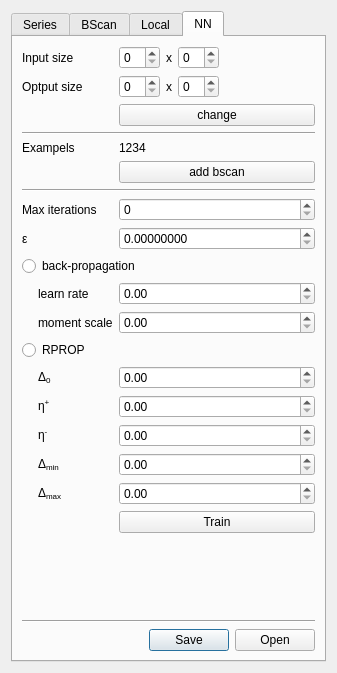
Old version of the form ui/marker_segmentation.ui in the repository neurodial/OCT-Marker.
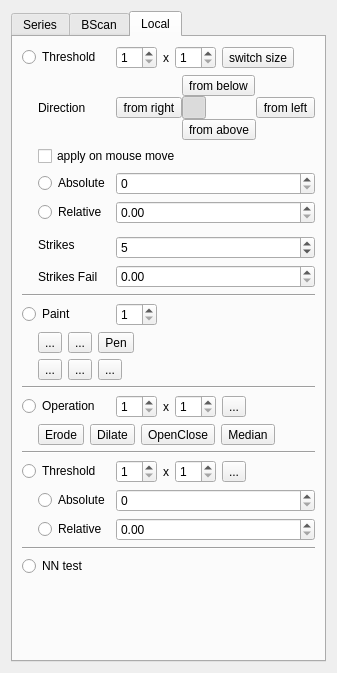
New version of the form. Icons and pictures are not drawn.

Diff of the .ui file:
```diff
--- a/ui/marker_segmentation.ui
+++ b/ui/marker_segmentation.ui
@@ -17,7 +17,7 @@
    <item>
     <widget class="QTabWidget" name="tabWidget">
      <property name="currentIndex">
-      <number>3</number>
+      <number>2</number>
      </property>
      <widget class="QWidget" name="seriesTab">
       <attribute name="title">
@@ -1084,70 +1084,7 @@
          </property>
         </widget>
        </item>
-       <item row="25" column="2">
-        <layout class="QHBoxLayout" name="horizontalLayout_51">
-         <item>
-          <widget class="QPushButton" name="buttonLocalNNApply">
-           <property name="text">
-            <string>Apply</string>
-           </property>
-           <property name="checkable">
-            <bool>true</bool>
-           </property>
-          </widget>
-         </item>
-         <item>
-          <widget class="QPushButton" name="buttonLocalNNLearn">
-           <property name="enabled">
-            <bool>false</bool>
-           </property>
-           <property name="text">
-            <string>Learn</string>
-           </property>
-           <property name="checkable">
-            <bool>true</bool>
-           </property>
-           <property name="checked">
-            <bool>false</bool>
-           </property>
-          </widget>
-         </item>
-        </layout>
-       </item>
-       <item row="26" column="2">
-        <layout class="QHBoxLayout" name="horizontalLayout_7">
-         <item>
-          <widget class="QToolButton" name="buttonLocalNNLearnBScan">
-           <property name="text">
-            <string>L</string>
-           </property>
-          </widget>
-         </item>
-         <item>
-          <widget class="QToolButton" name="buttonLocalNNSave">
-           <property name="text">
-            <string>10</string>
-           </property>
-           <property name="icon">
-            <iconset theme="document-save" resource="../application.qrc">
-             <normaloff>:/icons/disk.png</normaloff>:/icons/disk.png</iconset>
-           </property>
-          </widget>
-         </item>
-         <item>
-          <widget class="QToolButton" name="buttonLocalNNLoad">
-           <property name="text">
-            <string>...</string>
-           </property>
-           <property name="icon">
-            <iconset theme="document-open" resource="../application.qrc">
-             <normaloff>:/icons/folder.png</normaloff>:/icons/folder.png</iconset>
-           </property>
-          </widget>
-         </item>
-        </layout>
-       </item>
-       <item row="27" column="1">
+       <item row="26" column="1">
         <spacer name="verticalSpacer_3">
          <property name="orientation">
           <enum>Qt::Vertical</enum>
@@ -1176,302 +1113,6 @@
        </item>
       </layout>
      </widget>
-     <widget class="QWidget" name="nnTab">
-      <attribute name="title">
-       <string>NN</string>
-      </attribute>
-      <layout class="QGridLayout" name="gridLayout_9">
-       <item row="7" column="0" colspan="3">
-        <widget class="Line" name="line_6">
-         <property name="orientation">
-          <enum>Qt::Horizontal</enum>
-         </property>
-        </widget>
-       </item>
-       <item row="25" column="0" colspan="3">
-        <widget class="Line" name="line_7">
-         <property name="orientation">
-          <enum>Qt::Horizontal</enum>
-         </property>
-        </widget>
-       </item>
-       <item row="24" column="1">
-        <spacer name="verticalSpacer_4">
-         <property name="orientation">
-          <enum>Qt::Vertical</enum>
-         </property>
-         <property name="sizeHint" stdset="0">
-          <size>
-           <width>20</width>
-           <height>40</height>
-          </size>
-         </property>
-        </spacer>
-       </item>
-       <item row="11" column="0" colspan="2">
-        <widget class="QLabel" name="label_15">
-         <property name="text">
-          <string>ε</string>
-         </property>
-        </widget>
-       </item>
-       <item row="6" column="2">
-        <widget class="QPushButton" name="pushButton_2">
-         <property name="text">
-          <string>add bscan</string>
-         </property>
-        </widget>
-       </item>
-       <item row="26" column="1" colspan="2">
-        <widget class="QDialogButtonBox" name="buttonBox">
-         <property name="standardButtons">
-          <set>QDialogButtonBox::Open|QDialogButtonBox::Save</set>
-         </property>
-         <property name="centerButtons">
-          <bool>false</bool>
-         </property>
-        </widget>
-       </item>
-       <item row="4" column="2">
-        <widget class="QLabel" name="label_13">
-         <property name="text">
-          <string>1234</string>
-         </property>
-        </widget>
-       </item>
-       <item row="10" column="0" colspan="2">
-        <widget class="QLabel" name="label_14">
-         <property name="text">
-          <string>Max iterations</string>
-         </property>
-        </widget>
-       </item>
-       <item row="13" column="0" colspan="3">
-        <widget class="QRadioButton" name="radioButton">
-         <property name="text">
-          <string>back-propagation</string>
-         </property>
-        </widget>
-       </item>
-       <item row="22" column="2">
-        <widget class="QPushButton" name="pushButton">
-         <property name="text">
-          <string>Train</string>
-         </property>
-        </widget>
-       </item>
-       <item row="15" column="1">
-        <widget class="QLabel" name="label_17">
-         <property name="text">
-          <string>moment scale</string>
-         </property>
-        </widget>
-       </item>
-       <item row="16" column="0" colspan="3">
-        <widget class="QRadioButton" name="radioButton_2">
-         <property name="text">
-          <string>RPROP</string>
-         </property>
-        </widget>
-       </item>
-       <item row="14" column="1">
-        <widget class="QLabel" name="label_16">
-         <property name="text">
-          <string>learn rate</string>
-         </property>
-        </widget>
-       </item>
-       <item row="4" column="0" colspan="2">
-        <widget class="QLabel" name="label_12">
-         <property name="text">
-          <string>Exampels</string>
-         </property>
-        </widget>
-       </item>
-       <item row="15" column="2">
-        <widget class="QDoubleSpinBox" name="doubleSpinBox_3"/>
-       </item>
-       <item row="17" column="1">
-        <widget class="QLabel" name="label_18">
-         <property name="text">
-          <string>Δ&lt;sub&gt;0&lt;/sub&gt;</string>
-         </property>
-        </widget>
-       </item>
-       <item row="14" column="2">
-        <widget class="QDoubleSpinBox" name="doubleSpinBox_2"/>
-       </item>
-       <item row="20" column="1">
-        <widget class="QLabel" name="label_21">
-         <property name="text">
-          <string>Δ&lt;sub&gt;min&lt;/sub&gt;</string>
-         </property>
-        </widget>
-       </item>
-       <item row="10" column="2">
-        <widget class="QSpinBox" name="spinBox"/>
-       </item>
-       <item row="11" column="2">
-        <widget class="QDoubleSpinBox" name="doubleSpinBox">
-         <property name="decimals">
-          <number>8</number>
-         </property>
-         <property name="maximum">
-          <double>1.000000000000000</double>
-         </property>
-        </widget>
-       </item>
-       <item row="19" column="1">
-        <widget class="QLabel" name="label_20">
-         <property name="text">
-          <string>η&lt;sup&gt;-&lt;/sup&gt;</string>
-         </property>
-        </widget>
-       </item>
-       <item row="18" column="1">
-        <widget class="QLabel" name="label_19">
-         <property name="text">
-          <string>η&lt;sup&gt;+&lt;/sup&gt;</string>
-         </property>
-        </widget>
-       </item>
-       <item row="17" column="2">
-        <widget class="QDoubleSpinBox" name="doubleSpinBox_4"/>
-       </item>
-       <item row="21" column="1">
-        <widget class="QLabel" name="label_22">
-         <property name="text">
-          <string>Δ&lt;sub&gt;max&lt;/sub&gt;</string>
-         </property>
-        </widget>
-       </item>
-       <item row="21" column="2">
-        <widget class="QDoubleSpinBox" name="doubleSpinBox_5"/>
-       </item>
-       <item row="20" column="2">
-        <widget class="QDoubleSpinBox" name="doubleSpinBox_6"/>
-       </item>
-       <item row="18" column="2">
-        <widget class="QDoubleSpinBox" name="doubleSpinBox_7"/>
-       </item>
-       <item row="19" column="2">
-        <widget class="QDoubleSpinBox" name="doubleSpinBox_8"/>
-       </item>
-       <item row="22" column="0">
-        <widget class="QLabel" name="label_23">
-         <property name="sizePolicy">
-          <sizepolicy hsizetype="Fixed" vsizetype="Preferred">
-           <horstretch>0</horstretch>
-           <verstretch>0</verstretch>
-          </sizepolicy>
-         </property>
-         <property name="minimumSize">
-          <size>
-           <width>10</width>
-           <height>10</height>
-          </size>
-         </property>
-         <property name="baseSize">
-          <size>
-           <width>10</width>
-           <height>10</height>
-          </size>
-         </property>
-         <property name="text">
-          <string/>
-         </property>
-        </widget>
-       </item>
-       <item row="1" column="0" colspan="2">
-        <widget class="QLabel" name="label_25">
-         <property name="text">
-          <string>Optput size</string>
-         </property>
-        </widget>
-       </item>
-       <item row="2" column="2">
-        <widget class="QPushButton" name="pushButton_3">
-         <property name="text">
-          <string>change</string>
-         </property>
-        </widget>
-       </item>
-       <item row="0" column="0" colspan="2">
-        <widget class="QLabel" name="label_24">
-         <property name="text">
-          <string>Input size</string>
-         </property>
-        </widget>
-       </item>
-       <item row="3" column="0" colspan="3">
-        <widget class="Line" name="line_8">
-         <property name="orientation">
-          <enum>Qt::Horizontal</enum>
-         </property>
-        </widget>
-       </item>
-       <item row="0" column="2">
-        <layout class="QHBoxLayout" name="horizontalLayout_6">
-         <item>
-          <widget class="QSpinBox" name="spinBox_2"/>
-         </item>
-         <item>
-          <widget class="QLabel" name="label_26">
-           <property name="text">
-            <string>x</string>
-           </property>
-          </widget>
-         </item>
-         <item>
-          <widget class="QSpinBox" name="spinBox_3"/>
-         </item>
-         <item>
-          <spacer name="horizontalSpacer_12">
-           <property name="orientation">
-            <enum>Qt::Horizontal</enum>
-           </property>
-           <property name="sizeHint" stdset="0">
-            <size>
-             <width>40</width>
-             <height>20</height>
-            </size>
-           </property>
-          </spacer>
-         </item>
-        </layout>
-       </item>
-       <item row="1" column="2">
-        <layout class="QHBoxLayout" name="horizontalLayout_8">
-         <item>
-          <widget class="QSpinBox" name="spinBox_5"/>
-         </item>
-         <item>
-          <widget class="QLabel" name="label_27">
-           <property name="text">
-            <string>x</string>
-           </property>
-          </widget>
-         </item>
-         <item>
-          <widget class="QSpinBox" name="spinBox_4"/>
-         </item>
-         <item>
-          <spacer name="horizontalSpacer_13">
-           <property name="orientation">
-            <enum>Qt::Horizontal</enum>
-           </property>
-           <property name="sizeHint" stdset="0">
-            <size>
-             <width>40</width>
-             <height>20</height>
-            </size>
-           </property>
-          </spacer>
-         </item>
-        </layout>
-       </item>
-      </layout>
-     </widget>
     </widget>
    </item>
   </layout>
```
Left out of the diff: 146 changed lines with no effect on the pictures.
